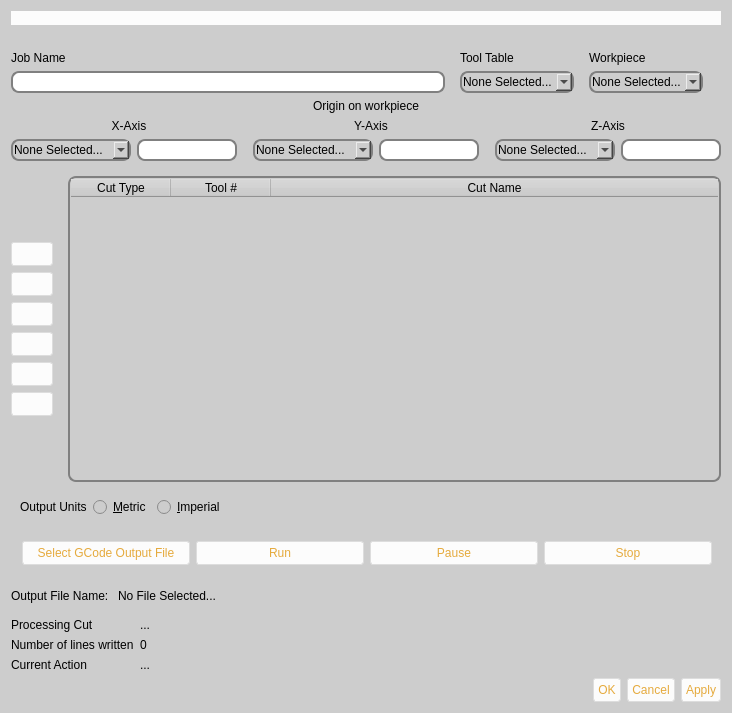
Old version of the form buildbotics/resources/ui/createjob.ui in the repository DougCoffland/FreeCADGCodeWB.
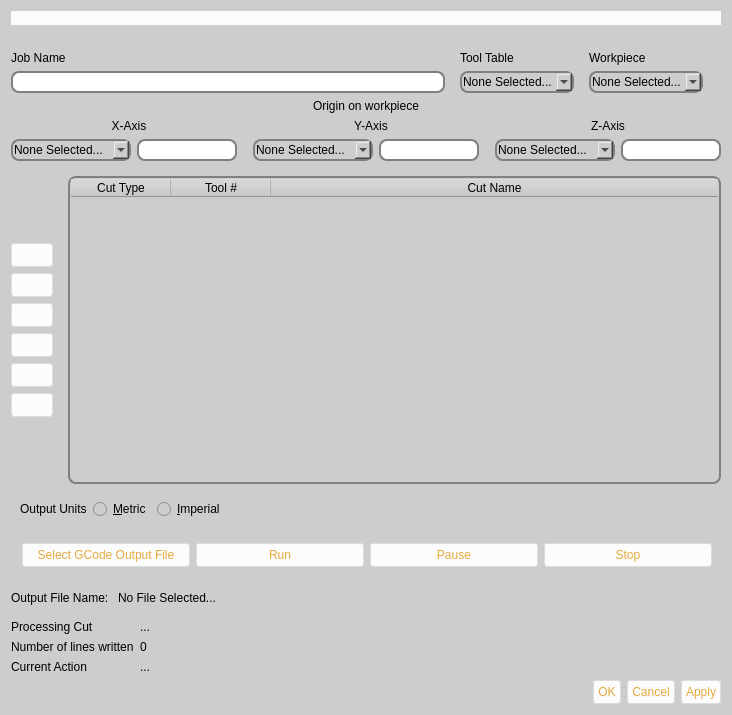
New version of the form. Icons and pictures are not drawn.

What changed in the file:
```diff
--- a/buildbotics/resources/ui/createjob.ui
+++ b/buildbotics/resources/ui/createjob.ui
@@ -10,7 +10,7 @@
     <x>0</x>
     <y>0</y>
     <width>728</width>
-    <height>713</height>
+    <height>715</height>
    </rect>
   </property>
   <property name="windowTitle">
```
